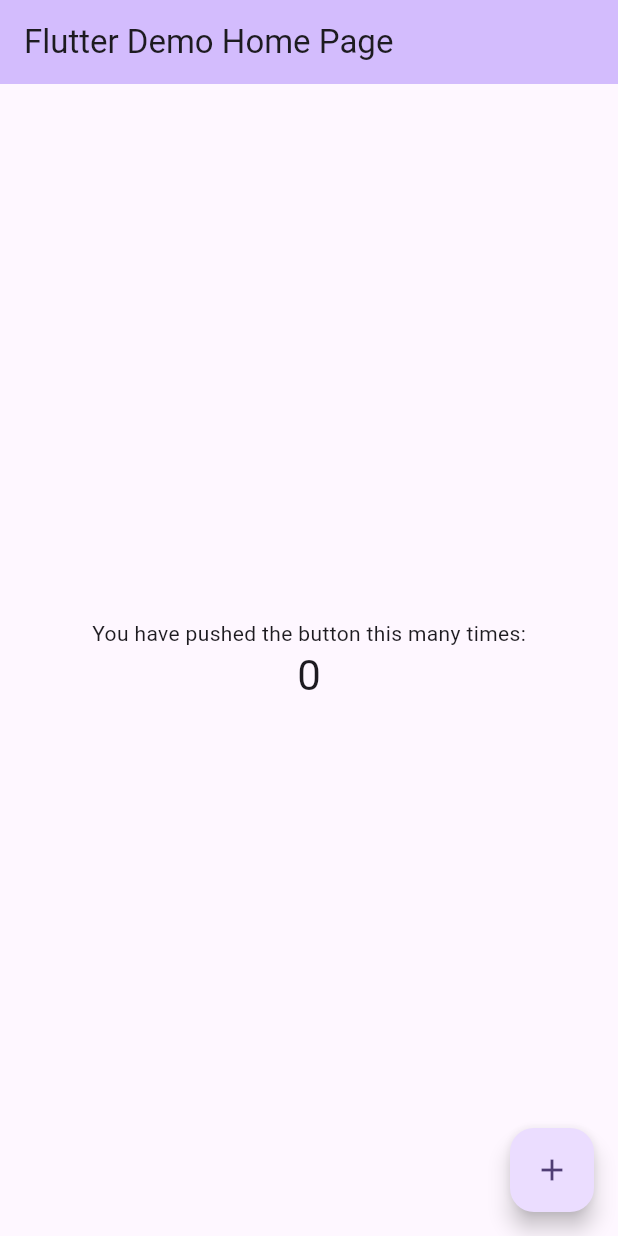
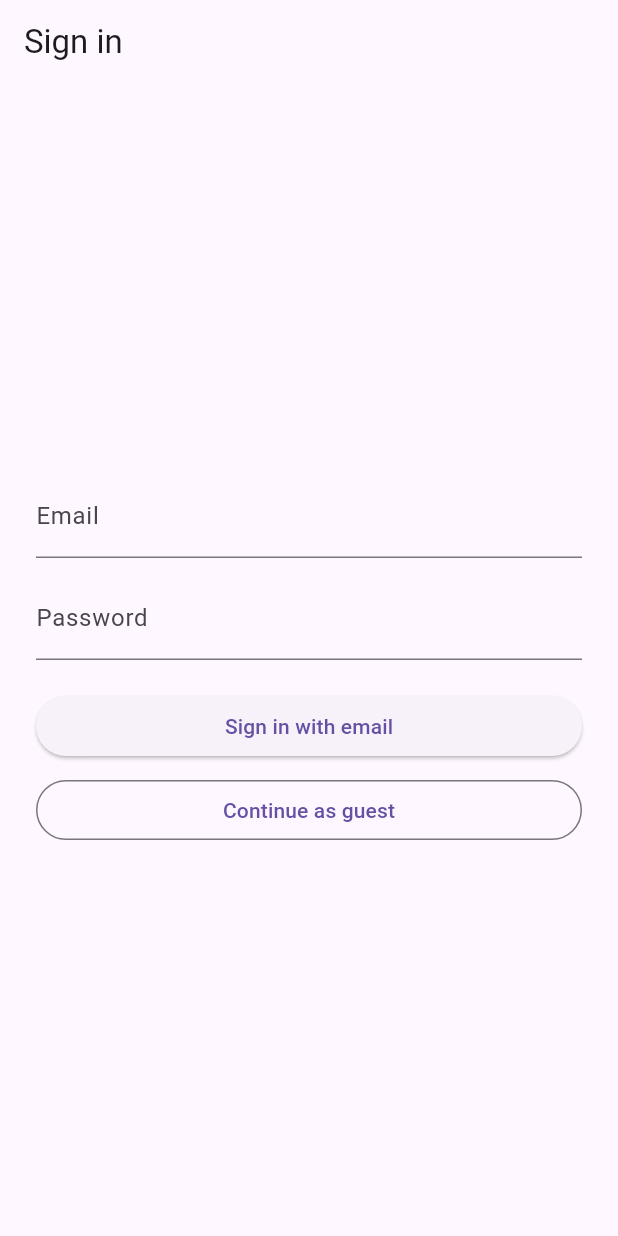
Before and after one commit to BettinaGotiu/ExamPacer, a Flutter app: the screen it shows after launch, on a phone screen of 412 x 824 dp. Run offline on Flutter 3.47's test engine with Material 3 defaults, Android fonts, the phone set to English and light mode, and no system bars; our stand-ins replace firebase_auth, firebase_core; accounts and stored records are empty.

Commit message:
feat: integrate Firebase authentication and add user sign-in/sign-out functionality

```diff
--- a/lib/main.dart
+++ b/lib/main.dart
@@ -1,121 +1,68 @@
 import 'package:flutter/material.dart';
+import 'package:firebase_core/firebase_core.dart';
+import 'package:firebase_auth/firebase_auth.dart';
+import 'pages/signin_screen.dart';
+import 'pages/home_screen.dart';
 
-void main() {
+void main() async {
+  WidgetsFlutterBinding.ensureInitialized();
+  await Firebase.initializeApp(); // Initialize Firebase
   runApp(const MyApp());
 }
 
 class MyApp extends StatelessWidget {
   const MyApp({super.key});
 
-  // This widget is the root of your application.
   @override
   Widget build(BuildContext context) {
     return MaterialApp(
-      title: 'Flutter Demo',
-      theme: ThemeData(
-        // This is the theme of your application.
-        //
-        // TRY THIS: Try running your application with "flutter run". You'll see
-        // the application has a purple toolbar. Then, without quitting the app,
-        // try changing the seedColor in the colorScheme below to Colors.green
-        // and then invoke "hot reload" (save your changes or press the "hot
-        // reload" button in a Flutter-supported IDE, or press "r" if you used
-        // the command line to start the app).
-        //
-        // Notice that the counter didn't reset back to zero; the application
-        // state is not lost during the reload. To reset the state, use hot
-        // restart instead.
-        //
-        // This works for code too, not just values: Most code changes can be
-        // tested with just a hot reload.
-        colorScheme: .fromSeed(seedColor: Colors.deepPurple),
-      ),
-      home: const MyHomePage(title: 'Flutter Demo Home Page'),
+      title: 'Flutter Auth Demo',
+      theme: ThemeData(primarySwatch: Colors.blue),
+      home: const SplashScreen(), // Set SplashScreen as the initial route
     );
   }
 }
 
-class MyHomePage extends StatefulWidget {
-  const MyHomePage({super.key, required this.title});
-
-  // This widget is the home page of your application. It is stateful, meaning
-  // that it has a State object (defined below) that contains fields that affect
-  // how it looks.
-
-  // This class is the configuration for the state. It holds the values (in this
-  // case the title) provided by the parent (in this case the App widget) and
-  // used by the build method of the State. Fields in a Widget subclass are
-  // always marked "final".
-
-  final String title;
+class SplashScreen extends StatefulWidget {
+  const SplashScreen({super.key});
 
   @override
-  State<MyHomePage> createState() => _MyHomePageState();
+  State<SplashScreen> createState() => _SplashScreenState();
 }
 
-class _MyHomePageState extends State<MyHomePage> {
-  int _counter = 0;
+class _SplashScreenState extends State<SplashScreen> {
+  @override
+  void initState() {
+    super.initState();
+    _checkUserStatus();
+  }
 
-  void _incrementCounter() {
-    setState(() {
-      // This call to setState tells the Flutter framework that something has
-      // changed in this State, which causes it to rerun the build method below
-      // so that the display can reflect the updated values. If we changed
-      // _counter without calling setState(), then the build method would not be
-      // called again, and so nothing would appear to happen.
-      _counter++;
-    });
+  Future<void> _checkUserStatus() async {
+    // Wait for a moment to simulate splash screen delay
+    await Future.delayed(const Duration(seconds: 2));
+
+    // Check if a user is signed in
+    User? user = FirebaseAuth.instance.currentUser;
+    if (user != null) {
+      // Navigate to HomeScreen if user is signed in
+      Navigator.pushReplacement(
+        context,
+        MaterialPageRoute(builder: (context) => const HomeScreen()),
+      );
+    } else {
+      // Navigate to SigninScreen if no user is signed in
+      Navigator.pushReplacement(
+        context,
+        MaterialPageRoute(builder: (context) => const SigninScreen()),
+      );
+    }
   }
 
   @override
   Widget build(BuildContext context) {
-    // This method is rerun every time setState is called, for instance as done
-    // by the _incrementCounter method above.
-    //
-    // The Flutter framework has been optimized to make rerunning build methods
-    // fast, so that you can just rebuild anything that needs updating rather
-    // than having to individually change instances of widgets.
-    return Scaffold(
-      appBar: AppBar(
-        // TRY THIS: Try changing the color here to a specific color (to
-        // Colors.amber, perhaps?) and trigger a hot reload to see the AppBar
-        // change color while the other colors stay the same.
-        backgroundColor: Theme.of(context).colorScheme.inversePrimary,
-        // Here we take the value from the MyHomePage object that was created by
-        // the App.build method, and use it to set our appbar title.
-        title: Text(widget.title),
-      ),
+    return const Scaffold(
       body: Center(
-        // Center is a layout widget. It takes a single child and positions it
-        // in the middle of the parent.
-        child: Column(
-          // Column is also a layout widget. It takes a list of children and
-          // arranges them vertically. By default, it sizes itself to fit its
-          // children horizontally, and tries to be as tall as its parent.
-          //
-          // Column has various properties to control how it sizes itself and
-          // how it positions its children. Here we use mainAxisAlignment to
-          // center the children vertically; the main axis here is the vertical
-          // axis because Columns are vertical (the cross axis would be
-          // horizontal).
-          //
-          // TRY THIS: Invoke "debug painting" (choose the "Toggle Debug Paint"
-          // action in the IDE, or press "p" in the console), to see the
-          // wireframe for each widget.
-          mainAxisAlignment: .center,
-          children: [
-            const Text('You have pushed the button this many times:'),
-            Text(
-              '$_counter',
-              style: Theme.of(context).textTheme.headlineMedium,
-            ),
-          ],
-        ),
-      ),
-      floatingActionButton: FloatingActionButton(
-        onPressed: _incrementCounter,
-        tooltip: 'Increment',
-        child: const Icon(Icons.add),
+        child: CircularProgressIndicator(), // Show a loading indicator
       ),
     );
   }
--- /dev/null
+++ b/lib/pages/signin_screen.dart
@@ -0,0 +1,175 @@
+import 'package:firebase_auth/firebase_auth.dart';
+import 'package:flutter/material.dart';
+
+import 'home_screen.dart';
+
+class SigninScreen extends StatefulWidget {
+  const SigninScreen({super.key});
+
+  @override
+  State<SigninScreen> createState() => _SigninScreenState();
+}
+
+class _SigninScreenState extends State<SigninScreen> {
+  final _emailController = TextEditingController();
+  final _passwordController = TextEditingController();
+  final _formKey = GlobalKey<FormState>();
+
+  bool _isLoading = false;
+  String? _errorMessage;
+
+  @override
+  void dispose() {
+    _emailController.dispose();
+    _passwordController.dispose();
+    super.dispose();
+  }
+
+  Future<void> _signInWithEmail() async {
+    final form = _formKey.currentState;
+    if (form == null || !form.validate()) {
+      return;
+    }
+
+    setState(() {
+      _isLoading = true;
+      _errorMessage = null;
+    });
+
+    try {
+      await FirebaseAuth.instance.signInWithEmailAndPassword(
+        email: _emailController.text.trim(),
+        password: _passwordController.text,
+      );
+      if (!mounted) return;
+      _goToHome();
+    } on FirebaseAuthException catch (e) {
+      setState(() {
+        _errorMessage = e.message ?? 'Sign-in failed. Please try again.';
+      });
+    } finally {
+      if (mounted) {
+        setState(() {
+          _isLoading = false;
+        });
+      }
+    }
+  }
+
+  Future<void> _signInAnonymously() async {
+    setState(() {
+      _isLoading = true;
+      _errorMessage = null;
+    });
+
+    try {
+      await FirebaseAuth.instance.signInAnonymously();
+      if (!mounted) return;
+      _goToHome();
+    } on FirebaseAuthException catch (e) {
+      setState(() {
+        _errorMessage =
+            e.message ?? 'Anonymous sign-in failed. Please try again.';
+      });
+    } finally {
+      if (mounted) {
+        setState(() {
+          _isLoading = false;
+        });
+      }
+    }
+  }
+
+  void _goToHome() {
+    Navigator.of(context).pushAndRemoveUntil(
+      MaterialPageRoute(builder: (_) => const HomeScreen()),
+      (route) => false,
+    );
+  }
+
+  @override
+  Widget build(BuildContext context) {
+    return Scaffold(
+      appBar: AppBar(title: const Text('Sign in')),
+      body: Center(
+        child: ConstrainedBox(
+          constraints: const BoxConstraints(maxWidth: 420),
+          child: SingleChildScrollView(
+            padding: const EdgeInsets.all(24),
+            child: Form(
+              key: _formKey,
+              child: Column(
+                mainAxisSize: MainAxisSize.min,
+                children: [
+                  TextFormField(
+                    controller: _emailController,
+                    keyboardType: TextInputType.emailAddress,
+                    decoration: const InputDecoration(labelText: 'Email'),
+                    validator: (value) {
+                      final text = (value ?? '').trim();
+                      if (text.isEmpty) {
+                        return 'Email is required';
+                      }
+                      if (!text.contains('@')) {
+                        return 'Enter a valid email';
+                      }
+                      return null;
+                    },
+                  ),
+                  const SizedBox(height: 12),
+                  TextFormField(
+                    controller: _passwordController,
+                    obscureText: true,
+                    decoration: const InputDecoration(labelText: 'Password'),
+                    validator: (value) {
+                      final text = value ?? '';
+                      if (text.isEmpty) {
+                        return 'Password is required';
+                      }
+                      if (text.length < 6) {
+                        return 'Password must be at least 6 characters';
+                      }
+                      return null;
+                    },
+                  ),
+                  const SizedBox(height: 20),
+                  if (_errorMessage != null) ...[
+                    Text(
+                      _errorMessage!,
+                      style: TextStyle(
+                        color: Theme.of(context).colorScheme.error,
+                      ),
+                      textAlign: TextAlign.center,
+                    ),
+                    const SizedBox(height: 12),
+                  ],
+                  SizedBox(
+                    width: double.infinity,
+                    child: ElevatedButton(
+                      onPressed: _isLoading ? null : _signInWithEmail,
+                      child: _isLoading
+                          ? const SizedBox(
+                              width: 18,
+                              height: 18,
+                              child: CircularProgressIndicator(strokeWidth: 2),
+                            )
+                          : const Text('Sign in with email'),
+                    ),
+                  ),
+                  const SizedBox(height: 8),
+                  SizedBox(
+                    width: double.infinity,
+                    child: OutlinedButton(
+                      onPressed: _isLoading ? null : _signInAnonymously,
+                      child: const Text('Continue as guest'),
+                    ),
+                  ),
+                ],
+              ),
+            ),
+          ),
+        ),
+      ),
+    );
+  }
+}
--- a/pubspec.yaml
+++ b/pubspec.yaml
@@ -30,6 +30,10 @@ environment:
 dependencies:
   flutter:
     sdk: flutter
+
+  speech_to_text: ^7.0.0
+  firebase_core: ^3.9.0
+  firebase_auth: ^5.3.4
 
   # The following adds the Cupertino Icons font to your application.
   # Use with the CupertinoIcons class for iOS style icons.
```
Also changed, not shown: lib/pages/home_screen.dart (added, +59 -0 lines), 3 other files.
